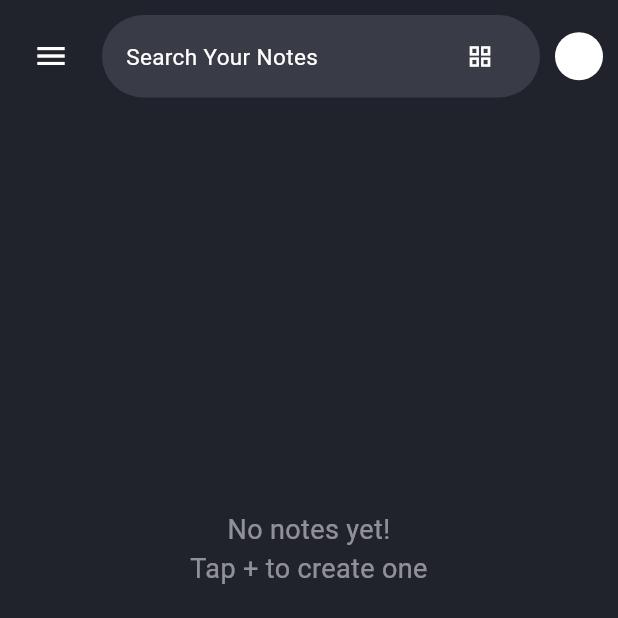
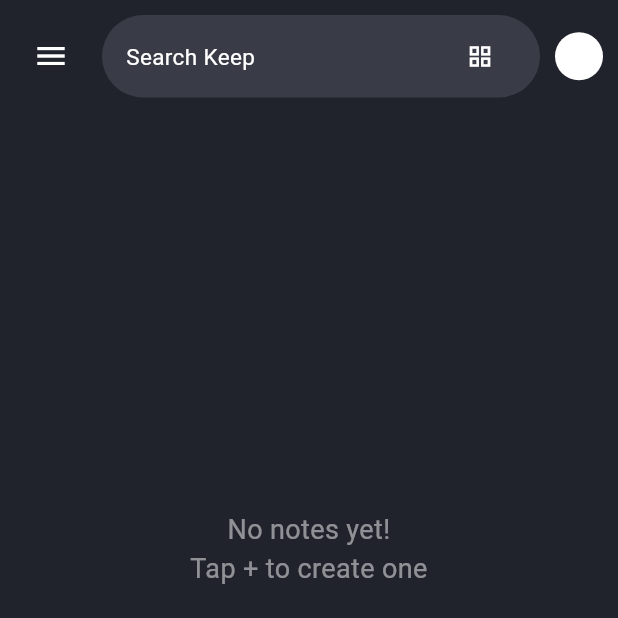
Before and after one commit to VinayPapnoi/BRL_Task_3_-Google-Keep-Clone-, a Flutter app: the screen it shows after launch, on a phone screen of 412 x 824 dp, the top half of it. Run offline on Flutter 3.47's test engine with Material 3 defaults, Android fonts, the phone set to English and light mode, and no system bars; our stand-ins replace flutter_riverpod, hive, hive_flutter; accounts and stored records are empty.

Commit message:
save before adding icon

```diff
--- a/lib/home.dart
+++ b/lib/home.dart
@@ -60,7 +60,7 @@
                             children: [
                               Expanded(
                                 child: Text(
-                                  'Search Your Notes',
+                                  'Search Keep',
                                   style: TextStyle(
                                     color: Color.fromRGBO(255, 255, 255, 127),
                                     fontSize: 15,
```
Also changed, not shown: lib/models/564445.png (added).
